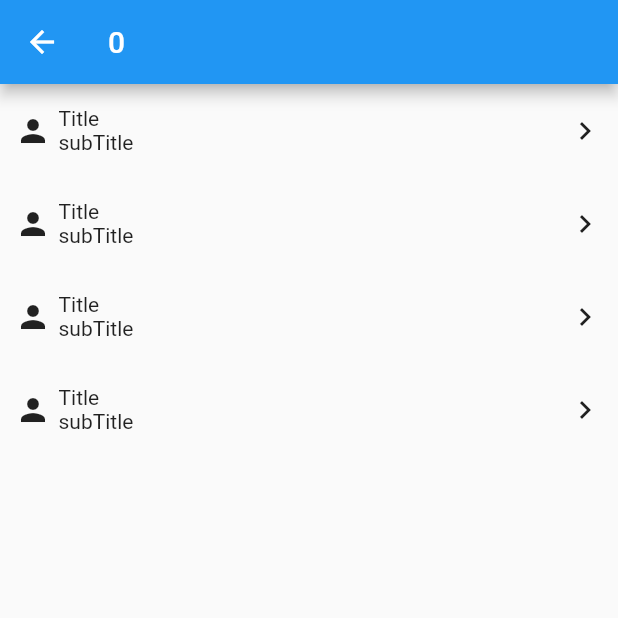
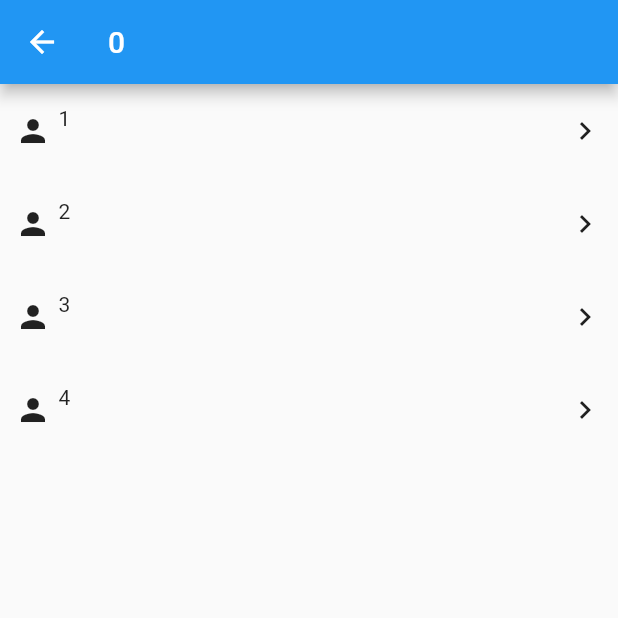
Before and after one commit to lhyojin0821/James-Challenge, a Flutter app: the screen it shows after launch, after a tap on "EDM", on a phone screen of 412 x 824 dp, the top half of it. Run offline on Flutter 3.47's test engine with Material 2 defaults, Android fonts, the phone set to English and light mode, and no system bars; our stand-ins replace youtube_player_flutter; missing offline and left inert: kopo; network calls fail.

Commit message:
modeling practice

```diff
--- a/lhj/lib/main.dart
+++ b/lhj/lib/main.dart
@@ -31,7 +31,7 @@
         //     (Map<String, dynamic> ele) => new MainModel.ffrom(ele: ele)).toList();
         // return result;
         // (Map<String, dynamic> ele) => new MainModel.fFrom1(ele: ele)).toList();
-        (Map<String, dynamic> ele) => new MainModel.fFrom2(ele: ele)).toList();
+        (Map<String, dynamic> element) => new MainModel.fFrom2(ele: element)).toList();
     return result;
   }
 
--- a/lhj_practice/lib/main.dart
+++ b/lhj_practice/lib/main.dart
@@ -1,4 +1,5 @@
 import 'package:flutter/material.dart';
+import 'package:lhj_practice/models/mainModel.dart';
 import 'package:lhj_practice/pageTwo.dart';
 
 void main() {
@@ -16,8 +17,48 @@
 }
 
 class MainPage extends StatelessWidget {
+  List<MainModel> transModel() {
+    // List<MainModel> result =
+    //     this.vData.map<MainModel>((Map<String, dynamic> ele) {
+    //   return new MainModel(
+    //       imgUrl: ele['imgUrl'].toString(),
+    //       name: ele['name'].toString(),
+    //       datas: List.from(ele['datas']));
+    // }).toList();
+    // List<MainModel> result =
+    //     this.vData.map<MainModel>((Map<String, dynamic> element) {
+    //   return new MainModel.fFrom(ele: element);
+    // }).toList();
+    // return result;
+    // List<MainModel> result =
+    //     this.vData.map<MainModel>((Map<String, dynamic> element) {
+    //   return new MainModel.fFrom(ele: element);
+    // }).toList();
+    // return result;
+    List<MainModel> result =
+        this.vData.map<MainModel>((Map<String, dynamic> element) {
+      return new MainModel.fFrom2(ele2: element);
+    }).toList();
+    return result;
+  }
+
+  List<MainModel> modelViewData;
+
+  MainPage() {
+    this.modelViewData = transModel();
+  }
+
   @override
   Widget build(BuildContext context) {
+    // 1
+    // List<MainModel> result =
+    //     this.vData.map<MainModel>((Map<String, dynamic> ele) {
+    //   return new MainModel(
+    //       imgUrl: ele['imgUrl'].toString(),
+    //       name: ele['name'].toString(),
+    //       datas: List.from(ele['datas']));
+    // }).toList();
+    // print(result);
     return Scaffold(
       appBar: _appBar(),
       body: GridView.builder(
@@ -27,13 +68,13 @@
           mainAxisSpacing: 10.0,
           crossAxisSpacing: 10.0,
         ),
-        itemCount: this.data.length,
+        itemCount: this.modelViewData.length,
         itemBuilder: (BuildContext context, int i) {
           return _gridTile(
               value: i,
               context: context,
-              imgUrl: this.data[i]['imgUrl'],
-              name: this.data[i]['name']);
+              imgUrl: this.modelViewData[i].imgUrl,
+              name: this.modelViewData[i].name);
         },
       ),
     );
@@ -54,6 +95,26 @@
       'imgUrl':
           'https://images.unsplash.com/photo-1620704087652-f4f843f04e6b?ixid=MnwxMjA3fDB8MHxwaG90by1wYWdlfHx8fGVufDB8fHx8&ixlib=rb-1.2.1&auto=format&fit=crop&w=1500&q=80',
       'name': 'K-POP'
+    },
+  ];
+  List<Map<String, dynamic>> vData = [
+    {
+      'imgUrl':
+          'https://images.unsplash.com/photo-1620800390262-00f3ff478212?ixid=MnwxMjA3fDB8MHxlZGl0b3JpYWwtZmVlZHwxN3x8fGVufDB8fHx8&ixlib=rb-1.2.1&auto=format&fit=crop&w=800&q=60',
+      'name': 'EDM',
+      'datas': [1, 2, 3, 4]
+    },
+    {
+      'imgUrl':
+          'https://images.unsplash.com/photo-1585399000684-d2f72660f092?ixid=MnwxMjA3fDF8MHxlZGl0b3JpYWwtZmVlZHwyNXx8fGVufDB8fHx8&ixlib=rb-1.2.1&auto=format&fit=crop&w=800&q=60',
+      'name': 'POP',
+      'datas': [5, 6],
+    },
+    {
+      'imgUrl':
+          'https://images.unsplash.com/photo-1620704087652-f4f843f04e6b?ixid=MnwxMjA3fDB8MHxwaG90by1wYWdlfHx8fGVufDB8fHx8&ixlib=rb-1.2.1&auto=format&fit=crop&w=1500&q=80',
+      'name': 'K-POP',
+      'datas': [7, 8],
     },
   ];
 
@@ -80,6 +141,8 @@
         Navigator.of(context)
             .push(MaterialPageRoute(builder: (BuildContext context) {
           return PageTwo(
+              // datas: List.from(this.vData[value]['datas']),
+              datas: this.modelViewData[value].datas,
               name: name,
               value: (() {
                 // List<int> l = this.data.map((Map<String, String> e) {
--- /dev/null
+++ b/lhj_practice/lib/models/mainModel.dart
@@ -0,0 +1,24 @@
+import 'package:flutter/foundation.dart';
+
+class MainModel {
+  String imgUrl;
+  String name;
+  List datas;
+
+  MainModel({@required this.imgUrl, @required this.name, @required this.datas});
+
+  MainModel.fFrom({@required Map<String, dynamic> ele}) {
+    this.imgUrl = ele['imgUrl'].toString();
+    this.name = ele['name'].toString();
+    this.datas = List.from(ele['datas']);
+  }
+  factory MainModel.fFrom1({@required Map<String, dynamic> ele}) {
+    return new MainModel(
+        imgUrl: ele['imgUrl'].toString(),
+        name: ele['name'].toString(),
+        datas: List.from(ele['datas']));
+  }
+  factory MainModel.fFrom2({@required Map<String, dynamic> ele2}) {
+    return new MainModel.fFrom(ele: ele2);
+  }
+}
--- a/lhj_practice/lib/pageTwo.dart
+++ b/lhj_practice/lib/pageTwo.dart
@@ -3,26 +3,37 @@
 class PageTwo extends StatelessWidget {
   String name;
   int value;
+  List datas;
 
-  PageTwo({@required this.name, @required this.value});
+  PageTwo({@required this.name, @required this.value, @required this.datas});
   @override
   Widget build(BuildContext context) {
     return Scaffold(
       appBar: AppBar(
         title: Text(this.value.toString()),
       ),
-      body: ListView(
-        children: [1, 2, 3, 4].map((_) {
-          return _listTile(
-              context: context,
+      body: ListView.builder(
+        itemCount: this.datas.length,
+        itemBuilder: (BuildContext context, int i) {
+          return this._listTile(
               leading: Icon(Icons.person),
-              title: Text('Title'),
-              subtitle: Text('subTitle'),
+              title: Text(this.datas[i].toString()),
+              subtitle: Text(''),
               trailing: Icon(Icons.navigate_next),
-              onTap: () {
-                print(_);
-              });
-        }).toList(),
+              onTap: () {},
+              context: context);
+        },
+        // children: [1, 2, 3, 4].map((_) {
+        //   return _listTile(
+        //       context: context,
+        //       leading: Icon(Icons.person),
+        //       title: Text('Title'),
+        //       subtitle: Text('subTitle'),
+        //       trailing: Icon(Icons.navigate_next),
+        //       onTap: () {
+        //         print(_);
+        //       });
+        // }).toList(),
         // children: [1, 2, 3, 4].map((_) {
         //   return ListTile(
         //     leading: Icon(Icons.person),
```
